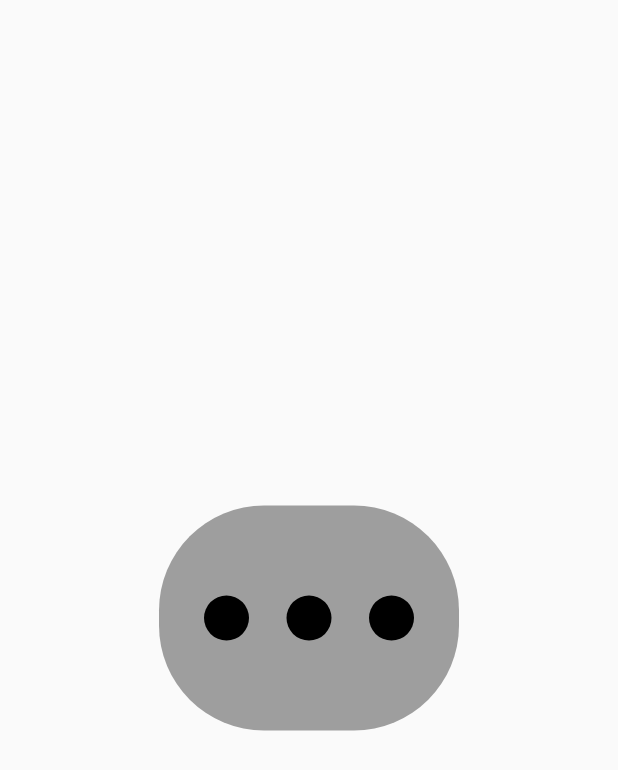
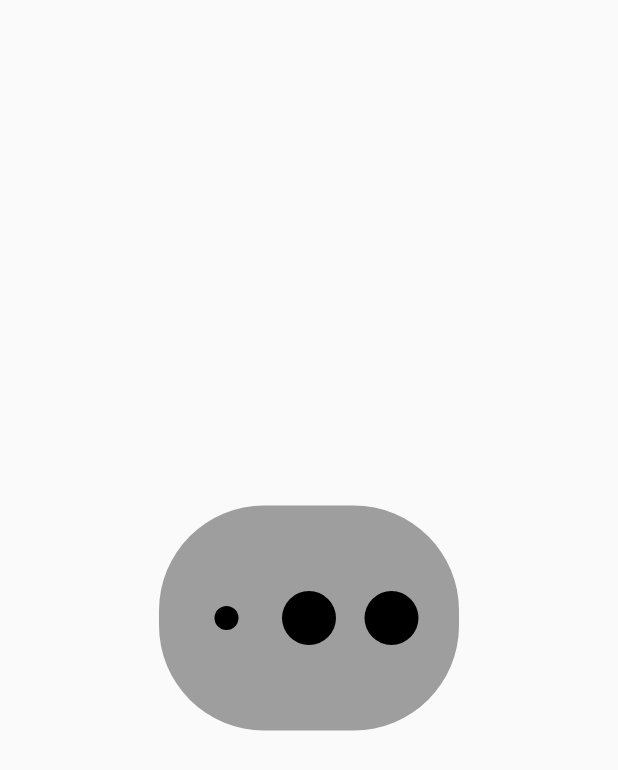
Before and after one commit to kapiljhajhria/typig_animation, a Flutter app: the screen it shows after launch, on a phone screen of 412 x 824 dp. Shown: the top 770 px of the screen. Run offline on Flutter 3.47's test engine with Material 2 defaults, Android fonts, the phone set to English and light mode, and no system bars.

Commit message:
switched to scaleTransition from transform.scale
one dot using scaleTransition and other 2 using transform.scale

```diff
--- a/lib/main.dart
+++ b/lib/main.dart
@@ -15,17 +15,19 @@ class _TypingDotsState extends State<TypingDots>
   void initState() {
     typingAnimationController =
         AnimationController(duration: Duration(seconds: 1), vsync: this);
-    typingAnimationController.addStatusListener((AnimationStatus status) {
-      if (status == AnimationStatus.completed) {
-        typingAnimationController.reverse();
-      } else if (status == AnimationStatus.dismissed) {
-        typingAnimationController.forward();
-      }
-    });
+//    typingAnimationController.addStatusListener((AnimationStatus status) {
+//      if (status == AnimationStatus.completed) {
+//        typingAnimationController.forward();
+//      } else if (status == AnimationStatus.dismissed) {
+//        typingAnimationController.forward();
+//      }
+//    });
     typingAnimationController.addListener(() {
       setState(() {});
     });
+
     typingAnimationController.forward();
+    typingAnimationController.repeat();
     // TODO: implement initState
     super.initState();
   }
@@ -43,9 +45,8 @@ class _TypingDotsState extends State<TypingDots>
           child: Row(
             mainAxisAlignment: MainAxisAlignment.spaceEvenly,
             children: <Widget>[
-              Transform.scale(
-                scale: Tween(begin: 1.0, end: 2.0)
-                    .transform(typingAnimationController.value),
+              ScaleTransition(
+                scale: typingAnimationController,
                 child: Container(
                   width: radius,
                   height: radius,
```
